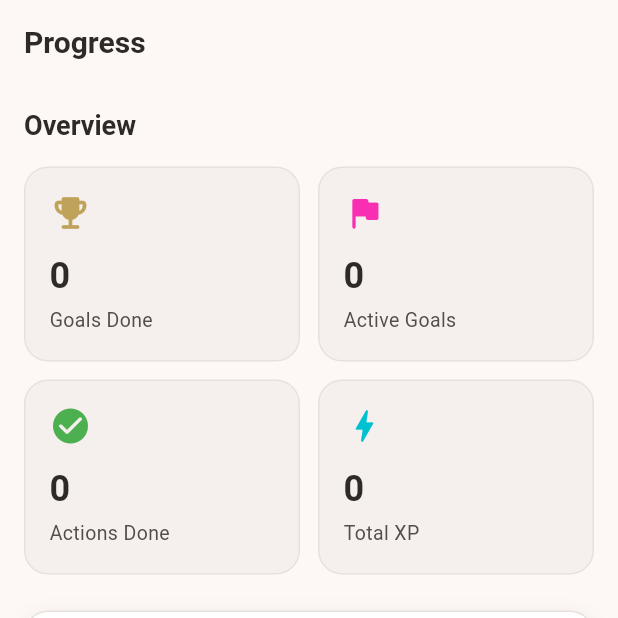
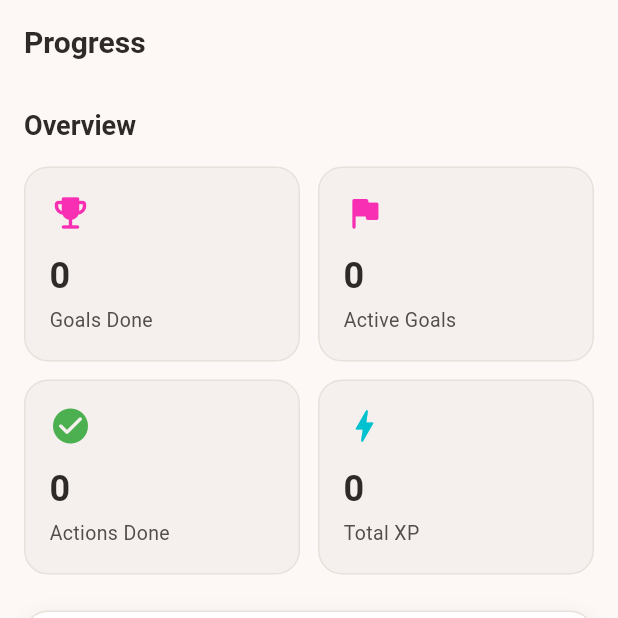
Before and after one commit to sixtusagbo/aspire, a Flutter app: the ProgressScreen screen opened by its route, on a phone screen of 412 x 824 dp, the top half of it. Run offline on Flutter 3.47's test engine with Material 3 defaults, Android fonts, the phone set to English and light mode, and no system bars; drawn by our look-alikes of toastification, upgrader; our stand-ins replace audioplayers, cloud_firestore, cloud_functions, confetti, dart_mappable, firebase_auth and 14 more; missing offline and left inert: app_settings, purchases_flutter; accounts and stored records are empty; generated files the repository leaves out were written again.

Commit message:
Remove gold color variables and references from codebase

```diff
--- a/lib/core/theme/app_theme.dart
+++ b/lib/core/theme/app_theme.dart
@@ -18,10 +18,6 @@ class AppTheme {
   // Secondary (Cyan accent - used sparingly)
   static const Color accentCyan = Color(0xFF00C1CF);
   static const Color accentTeal = Color(0xFF6EC1E4);
-
-  // Achievement (Gold family)
-  static const Color goldAchievement = Color(0xFFBFA35A);
-  static const Color goldLight = Color(0xFFDDC995);
 
   // Semantic
   static const Color successGreen = Color(0xFF4CAF50);
@@ -76,12 +72,6 @@ class AppTheme {
     end: Alignment.centerRight,
   );
 
-  static const LinearGradient goldGradient = LinearGradient(
-    colors: [goldAchievement, goldLight],
-    begin: Alignment.topLeft,
-    end: Alignment.bottomRight,
-  );
-
   // Shadows
   static List<BoxShadow> cardShadow(bool isDark) => isDark
       ? [] // Dark mode uses borders, not shadows
@@ -116,7 +106,7 @@ class AppTheme {
     colorScheme: ColorScheme.light(
       primary: primaryPink,
       secondary: accentCyan,
-      tertiary: goldAchievement,
+      tertiary: coralSunset,
       surface: lightSurface,
       error: errorRed,
       onPrimary: Colors.white,
@@ -231,7 +221,7 @@ class AppTheme {
     colorScheme: ColorScheme.dark(
       primary: primaryPink,
       secondary: accentCyan,
-      tertiary: goldAchievement,
+      tertiary: coralSunset,
       surface: darkSurface,
       error: errorRed,
       onPrimary: Colors.white,
--- a/lib/features/paywall/paywall_screen.dart
+++ b/lib/features/paywall/paywall_screen.dart
@@ -597,7 +597,7 @@ class _PricingCard extends StatelessWidget {
                             vertical: 2,
                           ),
                           decoration: BoxDecoration(
-                            color: AppTheme.goldAchievement,
+                            color: AppTheme.primaryPink,
                             borderRadius: BorderRadius.circular(8),
                           ),
                           child: const Text(
--- a/lib/features/progress/progress_screen.dart
+++ b/lib/features/progress/progress_screen.dart
@@ -90,7 +90,7 @@ class _StatsOverview extends StatelessWidget {
             Expanded(
               child: _StatCard(
                 icon: Icons.emoji_events_rounded,
-                iconColor: AppTheme.goldAchievement,
+                iconColor: AppTheme.primaryPink,
                 label: 'Goals Done',
                 value: '$completedGoals',
               ),
@@ -274,7 +274,7 @@ class _StreakMilestone extends StatelessWidget {
             height: 36,
             decoration: BoxDecoration(
               color: achieved
-                  ? AppTheme.goldAchievement
+                  ? AppTheme.primaryPink
                   : context.borderColor.withValues(alpha: 0.5),
               shape: BoxShape.circle,
             ),
@@ -294,7 +294,7 @@ class _StreakMilestone extends StatelessWidget {
               fontWeight:
                   achieved ? FontWeight.bold : FontWeight.normal,
               color: achieved
-                  ? AppTheme.goldAchievement
+                  ? AppTheme.primaryPink
                   : context.textSecondary,
             ),
           ),
```
Also changed, not shown: lib/core/widgets/goal_completion_dialog.dart (+8 -8 lines), 3 other files.
